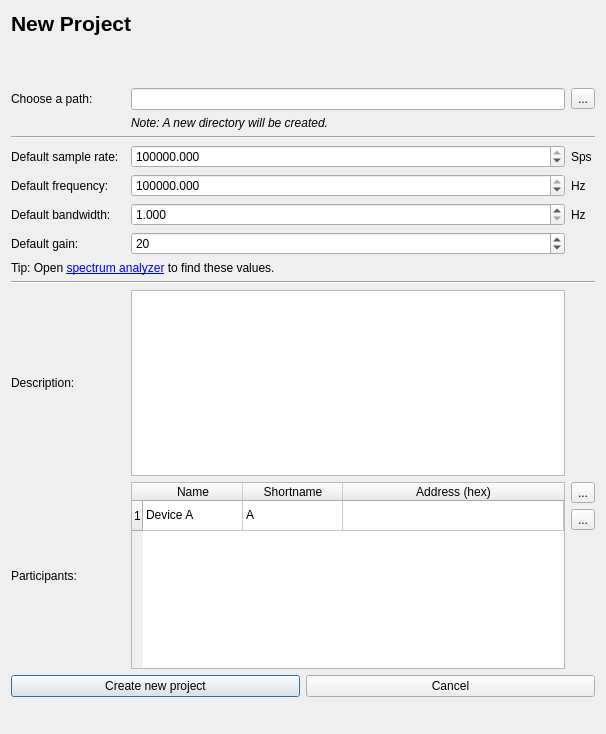
Above: ui/project.ui from jopohl/urh before the change. Below: the same form after it.
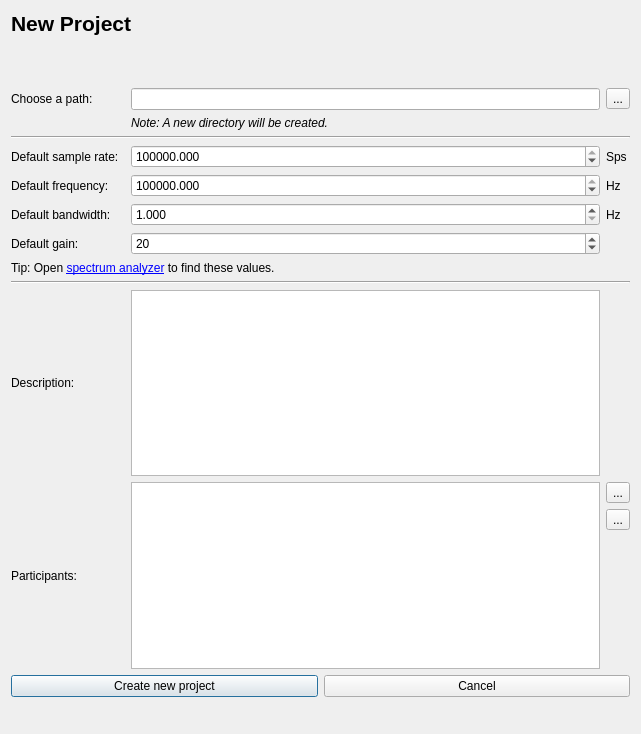
That is the form after the change. Icons and pictures are not drawn. Custom widgets are drawn as their Qt base class.

Commit message: color chooser for participants

```diff
--- a/ui/project.ui
+++ b/ui/project.ui
@@ -6,7 +6,7 @@
    <rect>
     <x>0</x>
     <y>0</y>
-    <width>606</width>
+    <width>641</width>
     <height>734</height>
    </rect>
   </property>
@@ -50,54 +50,6 @@
    </item>
    <item>
     <layout class="QGridLayout" name="gridLayout">
-     <item row="11" column="3" rowspan="3">
-      <widget class="QTableWidget" name="tblParticipants">
-       <property name="alternatingRowColors">
-        <bool>true</bool>
-       </property>
-       <attribute name="horizontalHeaderStretchLastSection">
-        <bool>true</bool>
-       </attribute>
-       <attribute name="verticalHeaderMinimumSectionSize">
-        <number>23</number>
-       </attribute>
-       <row>
-        <property name="text">
-         <string>1</string>
-        </property>
-       </row>
-       <column>
-        <property name="text">
-         <string>Name</string>
-        </property>
-       </column>
-       <column>
-        <property name="text">
-         <string>Shortname</string>
-        </property>
-       </column>
-       <column>
-        <property name="text">
-         <string>Address (hex)</string>
-        </property>
-       </column>
-       <item row="0" column="0">
-        <property name="text">
-         <string>Device A</string>
-        </property>
-       </item>
-       <item row="0" column="1">
-        <property name="text">
-         <string>A</string>
-        </property>
-       </item>
-       <item row="0" column="2">
-        <property name="text">
-         <string/>
-        </property>
-       </item>
-      </widget>
-     </item>
      <item row="10" column="0" colspan="2">
       <widget class="QLabel" name="label_8">
        <property name="text">
@@ -325,6 +277,31 @@
        </property>
       </widget>
      </item>
+     <item row="11" column="3" rowspan="3">
+      <widget class="QTableView" name="tblParticipants">
+       <property name="alternatingRowColors">
+        <bool>true</bool>
+       </property>
+       <property name="selectionMode">
+        <enum>QAbstractItemView::ExtendedSelection</enum>
+       </property>
+       <attribute name="horizontalHeaderCascadingSectionResizes">
+        <bool>false</bool>
+       </attribute>
+       <attribute name="horizontalHeaderDefaultSectionSize">
+        <number>100</number>
+       </attribute>
+       <attribute name="horizontalHeaderStretchLastSection">
+        <bool>true</bool>
+       </attribute>
+       <attribute name="verticalHeaderCascadingSectionResizes">
+        <bool>true</bool>
+       </attribute>
+       <attribute name="verticalHeaderStretchLastSection">
+        <bool>false</bool>
+       </attribute>
+      </widget>
+     </item>
     </layout>
    </item>
    <item>
```
The commit also changes 8 other files.
